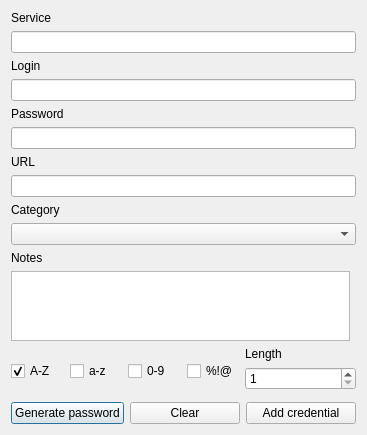
Sk2can/Password-manager, file client_side/resources/ui/passwords_add_window.ui: the form before one commit.
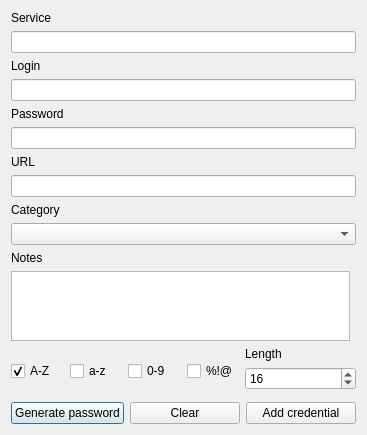
The form after the commit.

Diff of the .ui file:
```diff
--- a/client_side/resources/ui/passwords_add_window.ui
+++ b/client_side/resources/ui/passwords_add_window.ui
@@ -100,7 +100,7 @@
         <number>64</number>
        </property>
        <property name="value">
-        <number>1</number>
+        <number>16</number>
        </property>
       </widget>
      </item>
```
Left out of the diff: 8 changed lines with no effect on the pictures.
